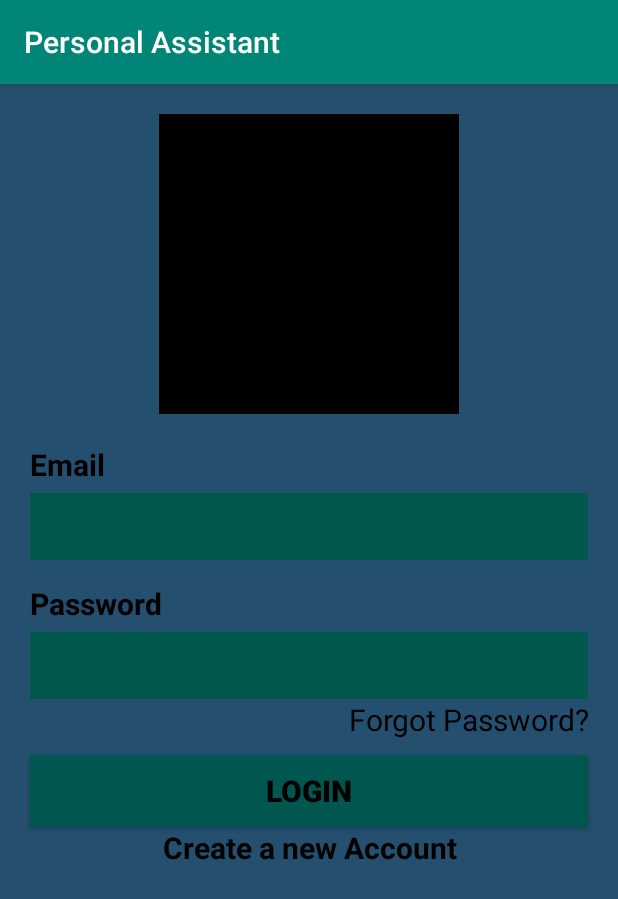
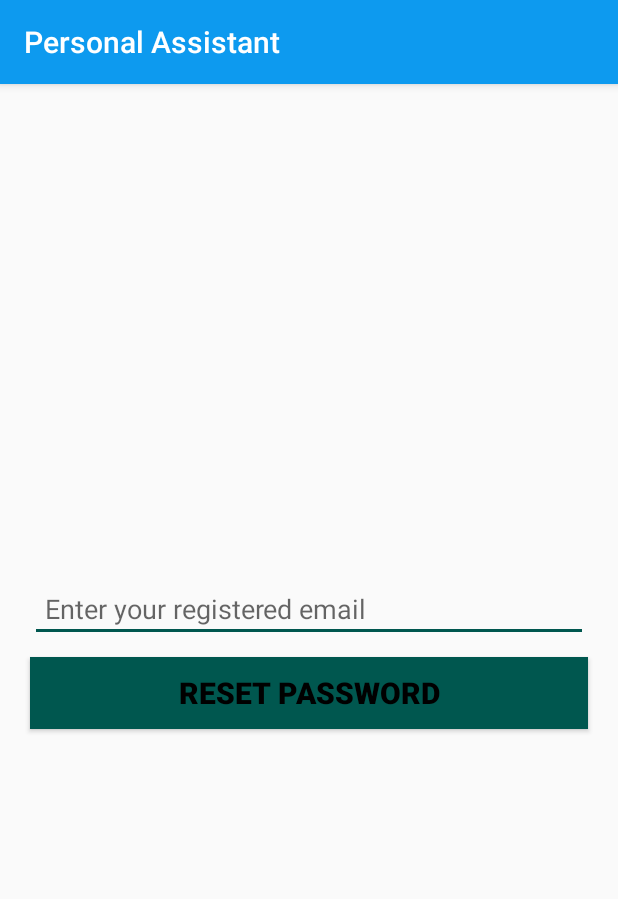
Before and after one commit to ProArif/PersonalAssistant, an Android app: the screen it shows after launch (LoginActivity before the commit, ResetPassActivity after it), after a tap on "Forgot Password?", on a phone screen of 412 x 824 dp. Shown: the top 899 px of the screen. Run offline under Robolectric (Android 15) with nearby library versions, the phone set to English and light mode, and no system bars; our stand-ins replace Firebase (no records; nobody signed in at launch, a user with empty details on screens opened directly), Volley.

Commit message:
First apk release delivered.

```diff
--- a/app/src/main/java/com/meraz/personalassistant/activities/LoginActivity.java
+++ b/app/src/main/java/com/meraz/personalassistant/activities/LoginActivity.java
@@ -55,19 +55,7 @@ public class LoginActivity extends AppCompatActivity {
             @Override
             public void onClick(View v) {
 
-                if (!email.isEmpty()){
-                    mAuth.sendPasswordResetEmail(email).addOnCompleteListener(new OnCompleteListener<Void>() {
-                        @Override
-                        public void onComplete(@NonNull Task<Void> task) {
-                            View view = findViewById(R.id.loginActivity);
-
-                            if (task.isSuccessful()){
-                                Snackbar.make(view,"Password Reset Email send.Please check your email",Snackbar.LENGTH_LONG)
-                                        .show();
-                            }else Snackbar.make(view,task.getException().toString(),Snackbar.LENGTH_LONG).show();
-                        }
-                    });
-                }else Toast.makeText(LoginActivity.this,"Enter your email first",Toast.LENGTH_LONG).show();
+                startActivity(new Intent(LoginActivity.this,ResetPassActivity.class));
             }
         });
 
--- /dev/null
+++ b/app/src/main/java/com/meraz/personalassistant/activities/ResetPassActivity.java
@@ -0,0 +1,63 @@
+package com.meraz.personalassistant.activities;
+
+import androidx.annotation.NonNull;
+import androidx.appcompat.app.AppCompatActivity;
+
+import android.os.Bundle;
+import android.view.View;
+import android.widget.Button;
+import android.widget.EditText;
+import android.widget.Toast;
+
+import com.google.android.gms.tasks.OnCompleteListener;
+import com.google.android.gms.tasks.Task;
+import com.google.android.material.snackbar.Snackbar;
+import com.google.firebase.auth.FirebaseAuth;
+import com.meraz.personalassistant.R;
+
+public class ResetPassActivity extends AppCompatActivity {
+
+    private EditText edt_email;
+    private Button btn_reset;
+    private String email;
+    private FirebaseAuth mAuth;
+
+    @Override
+    protected void onCreate(Bundle savedInstanceState) {
+        super.onCreate(savedInstanceState);
+        setContentView(R.layout.activity_reset_pass);
+
+        mAuth = FirebaseAuth.getInstance();
+
+        edt_email = findViewById(R.id.reset_email);
+        btn_reset = findViewById(R.id.reset);
+
+
+
+        btn_reset.setOnClickListener(new View.OnClickListener() {
+            @Override
+            public void onClick(View v) {
+                email = edt_email.getText().toString();
+                if (!email.isEmpty()){
+                    mAuth.sendPasswordResetEmail(email).addOnCompleteListener(new OnCompleteListener<Void>() {
+                        @Override
+                        public void onComplete(@NonNull Task<Void> task) {
+                            View view = findViewById(R.id.resetActivity);
+
+                            if (task.isSuccessful()){
+                                Snackbar.make(view,"Password Reset Email send.Please check your email",Snackbar.LENGTH_LONG)
+                                        .show();
+                            }else Snackbar.make(view,task.getException().toString(),Snackbar.LENGTH_LONG).show();
+                        }
+                    });
+                }else
+                {
+                    Toast.makeText(ResetPassActivity.this,"Enter your email first",Toast.LENGTH_LONG).show();
+                }
+
+            }
+        });
+
+
+    }
+}
--- a/app/src/main/java/com/meraz/personalassistant/fragments/ToDoFragment.java
+++ b/app/src/main/java/com/meraz/personalassistant/fragments/ToDoFragment.java
@@ -1,5 +1,6 @@
 package com.meraz.personalassistant.fragments;
 
+import android.annotation.SuppressLint;
 import android.app.DatePickerDialog;
 import android.app.TimePickerDialog;
 import android.content.Context;
@@ -245,7 +246,6 @@ public class ToDoFragment extends Fragment {
                 int mMinute = c.get(Calendar.MINUTE);
 
 
-
                 // Launch Time Picker Dialog
                 TimePickerDialog timePickerDialog = new TimePickerDialog(context,
                         new TimePickerDialog.OnTimeSetListener() {
@@ -272,6 +272,9 @@ public class ToDoFragment extends Fragment {
 
                 taskDescr = et_task_desc.getText().toString();
                 helper.setTaskDesc(taskDescr);
+                time = txtTime.getText().toString();
+                helper.setTaskTime(time);
+
                 String key = reference.push().getKey();
                 ToDoTaskHelper taskHelper = new ToDoTaskHelper(helper.getTaskDesc(),
                         helper.getTaskDate(),helper.getTaskTime(),key,user.getUid());
--- /dev/null
+++ b/app/src/main/res/drawable/expense.xml
@@ -0,0 +1,5 @@
+<vector android:height="24dp" android:tint="#DEE5DC"
+    android:viewportHeight="24.0" android:viewportWidth="24.0"
+    android:width="24dp" xmlns:android="http://schemas.android.com/apk/res/android">
+    <path android:fillColor="#FF000000" android:pathData="M15,17v2h2v-2h2v-2h-2v-2h-2v2h-2v2h2zM20,2L4,2c-1.1,0 -2,0.9 -2,2v16c0,1.1 0.9,2 2,2h16c1.1,0 2,-0.9 2,-2L22,4c0,-1.1 -0.9,-2 -2,-2zM5,5h6v2L5,7L5,5zM20,20L4,20L20,4v16z"/>
+</vector>
--- /dev/null
+++ b/app/src/main/res/drawable/expenses.xml
@@ -0,0 +1,5 @@
+<vector android:height="30dp" android:tint="#2F29E5"
+    android:viewportHeight="24.0" android:viewportWidth="24.0"
+    android:width="30dp" xmlns:android="http://schemas.android.com/apk/res/android">
+    <path android:fillColor="#FF000000" android:pathData="M11.8,10.9c-2.27,-0.59 -3,-1.2 -3,-2.15 0,-1.09 1.01,-1.85 2.7,-1.85 1.78,0 2.44,0.85 2.5,2.1h2.21c-0.07,-1.72 -1.12,-3.3 -3.21,-3.81V3h-3v2.16c-1.94,0.42 -3.5,1.68 -3.5,3.61 0,2.31 1.91,3.46 4.7,4.13 2.5,0.6 3,1.48 3,2.41 0,0.69 -0.49,1.79 -2.7,1.79 -2.06,0 -2.87,-0.92 -2.98,-2.1h-2.2c0.12,2.19 1.76,3.42 3.68,3.83V21h3v-2.15c1.95,-0.37 3.5,-1.5 3.5,-3.55 0,-2.84 -2.43,-3.81 -4.7,-4.4z"/>
+</vector>
--- a/app/src/main/res/drawable/ic_expense.xml
+++ b/app/src/main/res/drawable/ic_expense.xml
@@ -1,5 +1,5 @@
 <vector android:height="24dp" android:tint="#A2A4E5"
-    android:viewportHeight="24.0" android:viewportWidth="24.0"
-    android:width="24dp" xmlns:android="http://schemas.android.com/apk/res/android">
+    android:viewportHeight="30.0" android:viewportWidth="26.0"
+    android:width="26dp" xmlns:android="http://schemas.android.com/apk/res/android">
     <path android:fillColor="#FF000000" android:pathData="M14,2L6,2c-1.1,0 -1.99,0.9 -1.99,2L4,20c0,1.1 0.89,2 1.99,2L18,22c1.1,0 2,-0.9 2,-2L20,8l-6,-6zM16,16h-3v3h-2v-3L8,16v-2h3v-3h2v3h3v2zM13,9L13,3.5L18.5,9L13,9z"/>
 </vector>
--- /dev/null
+++ b/app/src/main/res/drawable/todo_task.xml
@@ -0,0 +1,5 @@
+<vector android:height="24dp" android:tint="#A2A4E5"
+    android:viewportHeight="24.0" android:viewportWidth="24.0"
+    android:width="24dp" xmlns:android="http://schemas.android.com/apk/res/android">
+    <path android:fillColor="#FF000000" android:pathData="M20,2L4,2c-1.1,0 -1.99,0.9 -1.99,2L2,22l4,-4h14c1.1,0 2,-0.9 2,-2L22,4c0,-1.1 -0.9,-2 -2,-2zM8,14L6,14v-2h2v2zM8,11L6,11L6,9h2v2zM8,8L6,8L6,6h2v2zM15,14h-5v-2h5v2zM18,11h-8L10,9h8v2zM18,8h-8L10,6h8v2z"/>
+</vector>
--- a/app/src/main/res/layout/activity_login.xml
+++ b/app/src/main/res/layout/activity_login.xml
@@ -4,9 +4,9 @@ xmlns:app="http://schemas.android.com/apk/res-auto"
 xmlns:tools="http://schemas.android.com/tools"
 android:layout_width="match_parent"
 android:layout_height="match_parent"
-android:background="#254f6e"
+
     android:id="@+id/loginActivity"
-tools:context=".LoginActivity">
+    tools:context=".activities.LoginActivity">
 
 <LinearLayout
     android:layout_width="match_parent"
@@ -19,7 +19,7 @@ tools:context=".LoginActivity">
         android:layout_height="200dp"
         android:layout_gravity="center"
         android:layout_marginTop="20dp"
-        app:srcCompat="@android:color/background_dark"
+        app:srcCompat="@drawable/logo"
         android:contentDescription="@string/logo" />
 
     <TextView
@@ -42,7 +42,6 @@ tools:context=".LoginActivity">
         android:gravity="center"
         android:id="@+id/email"
         android:layout_marginTop="5dp"
-        android:background="@color/colorPrimaryDark"
         android:padding="10dp"
         android:layout_marginLeft="20dp"
         android:layout_marginRight="20dp"
@@ -67,7 +66,6 @@ tools:context=".LoginActivity">
         android:gravity="center"
         android:id="@+id/password"
         android:inputType="textPassword"
-        android:background="@color/colorPrimaryDark"
         android:padding="10dp"
         android:layout_marginTop="5dp"
         android:layout_marginLeft="20dp"
@@ -97,7 +95,8 @@ tools:context=".LoginActivity">
         android:background="@color/colorAccent"
         android:layout_marginLeft="20dp"
         android:layout_marginRight="20dp"
-        android:layout_marginTop="10dp"/>
+        android:layout_marginTop="10dp"
+        android:layout_marginBottom="15dp"/>
 
     <TextView
         android:id="@+id/createAcc"
--- /dev/null
+++ b/app/src/main/res/layout/activity_reset_pass.xml
@@ -0,0 +1,39 @@
+<?xml version="1.0" encoding="utf-8"?>
+<LinearLayout xmlns:android="http://schemas.android.com/apk/res/android"
+    xmlns:app="http://schemas.android.com/apk/res-auto"
+    xmlns:tools="http://schemas.android.com/tools"
+    android:orientation="vertical"
+    android:layout_width="match_parent"
+    android:layout_height="match_parent"
+    android:gravity="center"
+    android:id="@+id/resetActivity"
+    tools:context=".activities.ResetPassActivity">
+
+    <EditText
+        android:layout_width="match_parent"
+        android:layout_height="wrap_content"
+        android:layout_gravity="center"
+        android:hint="@string/enter_your_registered_email"
+        android:id="@+id/reset_email"
+        android:layout_marginTop="5dp"
+        android:padding="10dp"
+        android:layout_marginLeft="20dp"
+        android:layout_marginRight="20dp"
+        android:inputType="textEmailAddress"
+        />
+
+    <Button
+        android:id="@+id/reset"
+        android:layout_width="match_parent"
+        android:layout_height="wrap_content"
+        android:text="@string/reset_password"
+        android:textColor="@android:color/black"
+        android:textStyle="bold"
+        android:textSize="20sp"
+        android:background="@color/colorAccent"
+        android:layout_marginLeft="20dp"
+        android:layout_marginRight="20dp"
+        android:layout_marginTop="10dp"
+        android:layout_marginBottom="15dp"/>
+
+</LinearLayout>
--- a/app/src/main/res/layout/expense_dialog.xml
+++ b/app/src/main/res/layout/expense_dialog.xml
@@ -42,8 +42,9 @@
         android:layout_width="wrap_content"
         android:layout_height="wrap_content"
         android:layout_gravity="center"
-        android:textColor="#CDE1CF"
+        android:textColor="@color/colorAccent"
         android:background="#619CC1"
+        android:padding="10dp"
         android:layout_marginTop="28dp"
         android:text="@string/add_expense"
         android:textAllCaps="false"/>
--- a/app/src/main/res/menu/bottom_nav_menu.xml
+++ b/app/src/main/res/menu/bottom_nav_menu.xml
@@ -8,12 +8,12 @@
 
     <item
         android:id="@+id/navigation_toDo"
-        android:icon="@drawable/ic_dashboard_black_24dp"
+        android:icon="@drawable/todo_task"
         android:title="@string/title_dashboard" />
 
     <item
         android:id="@+id/navigation_expenses"
-        android:icon="@drawable/ic_notifications_black_24dp"
+        android:icon="@drawable/expense"
         android:title="@string/title_notifications" />
 
 </menu>
--- a/app/src/main/res/menu/menu_expense.xml
+++ b/app/src/main/res/menu/menu_expense.xml
@@ -5,5 +5,5 @@
     <item android:id="@+id/addExpense"
         android:title="@string/add_task"
         app:showAsAction="always"
-        android:icon="@drawable/ic_expense"/>
+        android:icon="@drawable/expenses"/>
 </menu>
--- a/app/src/main/res/values/colors.xml
+++ b/app/src/main/res/values/colors.xml
@@ -1,6 +1,6 @@
 <?xml version="1.0" encoding="utf-8"?>
 <resources>
-    <color name="colorPrimary">#008577</color>
-    <color name="colorPrimaryDark">#00574B</color>
+    <color name="colorPrimary">#0d9aef</color>
+    <color name="colorPrimaryDark">#00629d</color>
     <color name="colorAccent">#00574F</color>
 </resources>
--- a/app/src/main/res/values/strings.xml
+++ b/app/src/main/res/values/strings.xml
@@ -36,4 +36,8 @@
     <string name="fazr">Fazr     </string>
     <string name="asr">Asr    </string>
     <string name="isha">Isha   </string>
+    <string name="search">Search</string>
+    <string name="enter_your_city">Enter your City</string>
+    <string name="reset_password">Reset Password</string>
+    <string name="enter_your_registered_email">Enter your registered email</string>
 </resources>
```
Also changed, not shown: app/src/main/AndroidManifest.xml (+7 -8 lines), app/src/main/java/com/meraz/personalassistant/adapters/ToDoRecyclerAdapter.java (+32 -0 lines), app/src/main/java/com/meraz/personalassistant/fragments/PrayerTimeFragment.java (+14 -38 lines), app/src/main/res/layout/fragment_prayer.xml (+61 -55 lines), app/src/main/res/drawable/logo.png (added), app/src/main/res/mipmap-xxxhdpi/logo.png (added).
